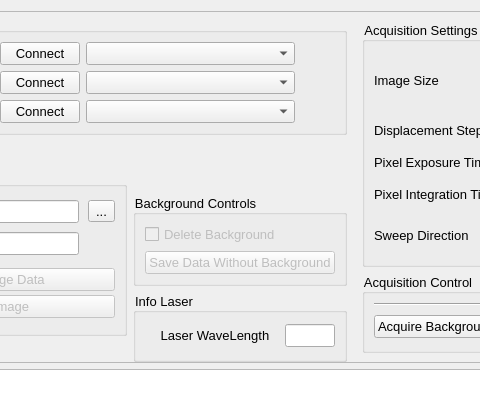
Old version of the form gui/views/microRamanViewUi.ui in the repository PyMarc2/OceanOpticsSpectroViewer; both pictures show x 156 to 636 and y 0 to 394 of the 1386 by 808 pixel window.
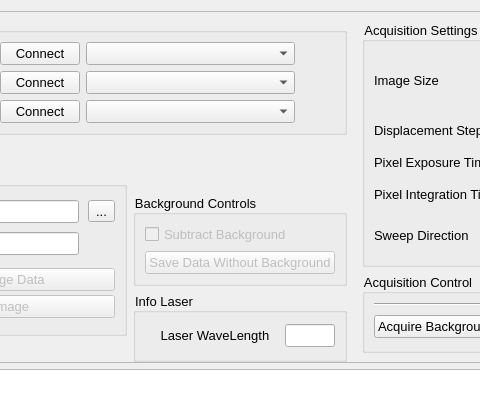
New version of the form. Custom widgets are drawn as their Qt base class.

```diff
--- a/gui/views/microRamanViewUi.ui
+++ b/gui/views/microRamanViewUi.ui
@@ -375,7 +375,7 @@
                     <bool>false</bool>
                    </property>
                    <property name="text">
-                    <string>Delete Background</string>
+                    <string>Subtract Background</string>
                    </property>
                   </widget>
                  </item>
```
Left out of the diff: 3 changed lines with no effect on the pictures.
